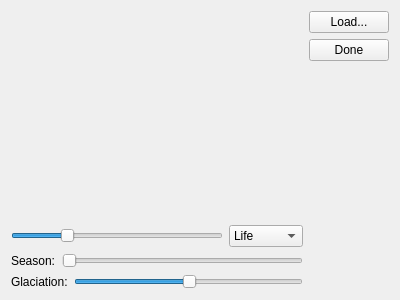
First picture: the form in lifeforms.ui, repository tps12/Tec-Nine, before the edit.
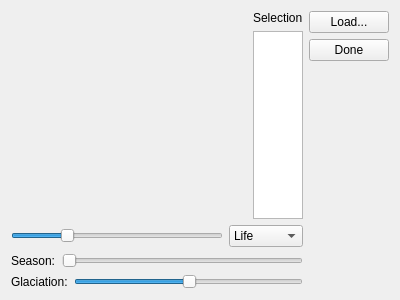
Second picture: the form after the edit.

```diff
--- a/lifeforms.ui
+++ b/lifeforms.ui
@@ -16,7 +16,9 @@
   <layout class="QHBoxLayout" name="horizontalLayout">
    <item>
     <layout class="QVBoxLayout" name="verticalLayout_2">
-     <property name="bottomMargin">
+     <item>
+      <layout class="QHBoxLayout" name="horizontalLayout_6">
+       <property name="topMargin">
       <number>0</number>
      </property>
      <item>
@@ -28,6 +30,41 @@
         </sizepolicy>
        </property>
       </widget>
+       </item>
+       <item>
+        <layout class="QVBoxLayout">
+         <property name="leftMargin">
+          <number>0</number>
+         </property>
+         <item>
+          <widget class="QLabel">
+           <property name="text">
+            <string>Selection</string>
+           </property>
+           <property name="alignment">
+            <set>Qt::AlignLeading|Qt::AlignLeft|Qt::AlignTop</set>
+           </property>
+          </widget>
+         </item>
+         <item>
+          <widget class="QListWidget" name="details">
+           <property name="sizePolicy">
+            <sizepolicy hsizetype="Ignored" vsizetype="Expanding">
+             <horstretch>0</horstretch>
+             <verstretch>0</verstretch>
+            </sizepolicy>
+           </property>
+           <property name="minimumSize">
+            <size>
+             <width>0</width>
+             <height>0</height>
+            </size>
+           </property>
+          </widget>
+         </item>
+        </layout>
+       </item>
+      </layout>
      </item>
      <item>
       <layout class="QHBoxLayout" name="horizontalLayout_3">
```
Lines whose indentation alone changed are shown as unchanged.
